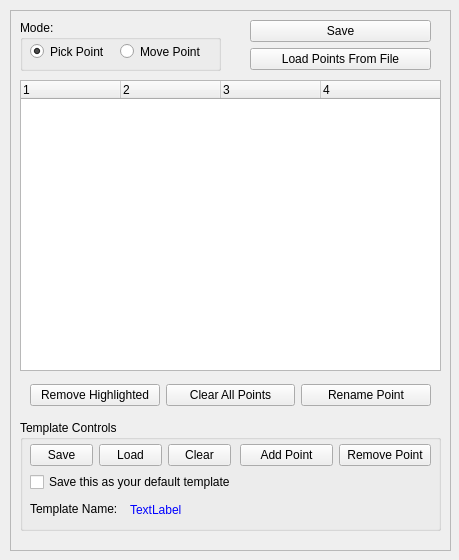
Old version of the form src/meshlabplugins/edit_pickpoints/pickpointsDialog.ui in the repository cnr-isti-vclab/meshlab.
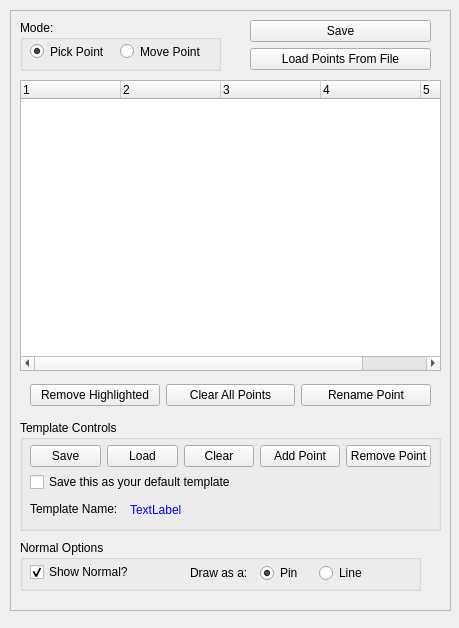
New version of the form.

Commit message: Several Big changes.  1.  Added this idea of "active" for each point.  if you are using a template and cant find a point you can mark it as inactive.  In other cases you may have picked all the points but want to indicate for some reason that some should not be used or trusted.  2.  changed way normal is displayed to give another option, choosable from the ui.  3.  figured out how to find out what the normal is upon loading the points from a file.   4.  tried to clean up some other code in pickpointsDialog to make it more understandable.  still needs some work though

Patch:
```diff
--- a/src/meshlabplugins/edit_pickpoints/pickpointsDialog.ui
+++ b/src/meshlabplugins/edit_pickpoints/pickpointsDialog.ui
@@ -6,7 +6,7 @@
     <x>0</x>
     <y>0</y>
     <width>459</width>
-    <height>560</height>
+    <height>628</height>
    </rect>
   </property>
   <property name="windowTitle" >
@@ -18,7 +18,7 @@
      <x>10</x>
      <y>10</y>
      <width>441</width>
-     <height>541</height>
+     <height>601</height>
     </rect>
    </property>
    <property name="frameShape" >
@@ -70,7 +70,7 @@
      </rect>
     </property>
     <property name="columnCount" >
-     <number>4</number>
+     <number>5</number>
     </property>
     <column>
      <property name="text" >
@@ -92,6 +92,11 @@
       <string>4</string>
      </property>
     </column>
+    <column>
+     <property name="text" >
+      <string>5</string>
+     </property>
+    </column>
    </widget>
    <widget class="QGroupBox" name="groupBox" >
     <property name="geometry" >
@@ -252,57 +257,118 @@
     <widget class="QWidget" name="" >
      <property name="geometry" >
       <rect>
-       <x>220</x>
+       <x>10</x>
        <y>20</y>
-       <width>191</width>
-       <height>30</height>
+       <width>401</width>
+       <height>32</height>
       </rect>
      </property>
-     <layout class="QHBoxLayout" name="horizontalLayout_2" >
+     <layout class="QHBoxLayout" name="horizontalLayout_3" >
       <item>
-       <widget class="QPushButton" name="addPointToTemplateButton" >
-        <property name="text" >
-         <string>Add Point</string>
-        </property>
-       </widget>
+       <layout class="QHBoxLayout" name="horizontalLayout" >
+        <item>
+         <widget class="QPushButton" name="saveTemplateButton" >
+          <property name="text" >
+           <string>Save</string>
+          </property>
+         </widget>
+        </item>
+        <item>
+         <widget class="QPushButton" name="loadTemplateButton" >
+          <property name="text" >
+           <string>Load</string>
+          </property>
+         </widget>
+        </item>
+        <item>
+         <widget class="QPushButton" name="clearTemplateButton" >
+          <property name="text" >
+           <string>Clear</string>
+          </property>
+         </widget>
+        </item>
+       </layout>
       </item>
       <item>
-       <widget class="QPushButton" name="removePointFromTemplateButton" >
-        <property name="text" >
-         <string>Remove Point</string>
-        </property>
-       </widget>
+       <layout class="QHBoxLayout" name="horizontalLayout_2" >
+        <item>
+         <widget class="QPushButton" name="addPointToTemplateButton" >
+          <property name="text" >
+           <string>Add Point</string>
+          </property>
+         </widget>
+        </item>
+        <item>
+         <widget class="QPushButton" name="removePointFromTemplateButton" >
+          <property name="text" >
+           <string>Remove Point</string>
+          </property>
+         </widget>
+        </item>
+       </layout>
       </item>
      </layout>
     </widget>
-    <widget class="QWidget" name="" >
+   </widget>
+   <widget class="QGroupBox" name="groupBox_3" >
+    <property name="geometry" >
+     <rect>
+      <x>10</x>
+      <y>530</y>
+      <width>401</width>
+      <height>51</height>
+     </rect>
+    </property>
+    <property name="title" >
+     <string>Normal Options</string>
+    </property>
+    <widget class="QCheckBox" name="showNormalCheckBox" >
      <property name="geometry" >
       <rect>
        <x>10</x>
        <y>20</y>
-       <width>201</width>
-       <height>30</height>
+       <width>111</width>
+       <height>24</height>
       </rect>
      </property>
-     <layout class="QHBoxLayout" name="horizontalLayout" >
+     <property name="text" >
+      <string>Show Normal?</string>
+     </property>
+     <property name="checked" >
+      <bool>true</bool>
+     </property>
+    </widget>
+    <widget class="QWidget" name="" >
+     <property name="geometry" >
+      <rect>
+       <x>170</x>
+       <y>20</y>
+       <width>181</width>
+       <height>26</height>
+      </rect>
+     </property>
+     <layout class="QHBoxLayout" name="horizontalLayout_4" >
       <item>
-       <widget class="QPushButton" name="saveTemplateButton" >
+       <widget class="QLabel" name="label_2" >
         <property name="text" >
-         <string>Save</string>
+         <string>Draw as a:  </string>
         </property>
        </widget>
       </item>
       <item>
-       <widget class="QPushButton" name="loadTemplateButton" >
+       <widget class="QRadioButton" name="pinRadioButton" >
         <property name="text" >
-         <string>Load</string>
+         <string>Pin</string>
         </property>
+        <property name="checked" >
+         <bool>true</bool>
+        </property>
        </widget>
       </item>
       <item>
-       <widget class="QPushButton" name="clearTemplateButton" >
+       <widget class="QRadioButton" name="lineRadioButton" >
         <property name="text" >
-         <string>Clear</string>
+         <string>Line</string>
         </property>
        </widget>
       </item>
```
The commit also changes 5 other files.
